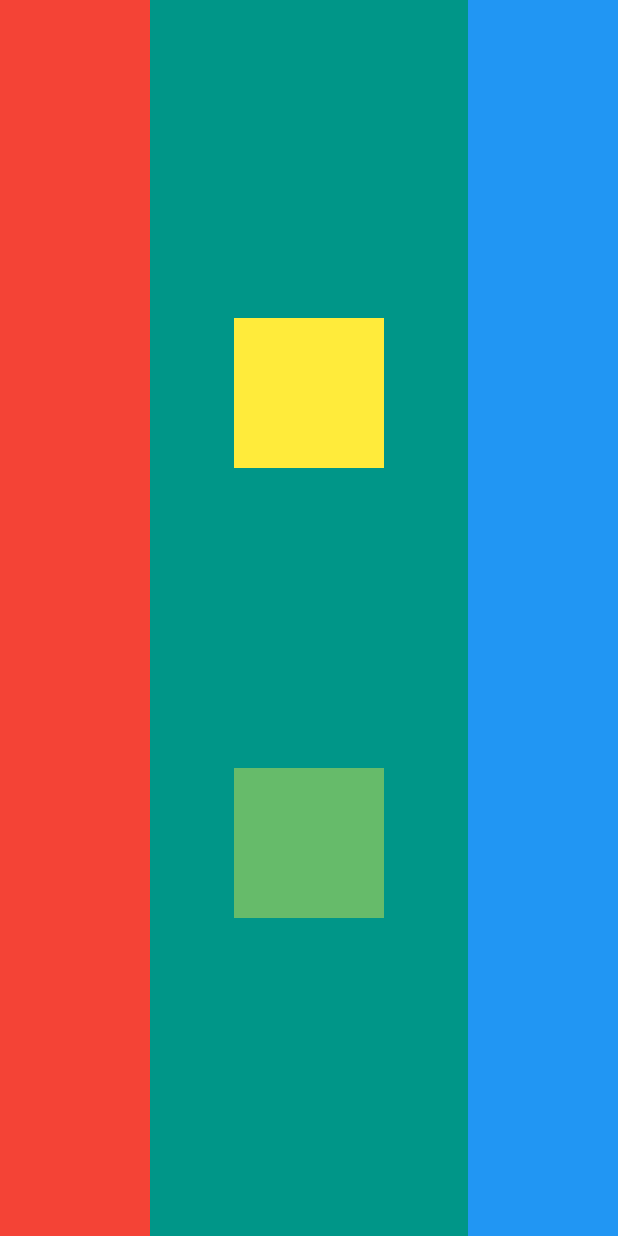
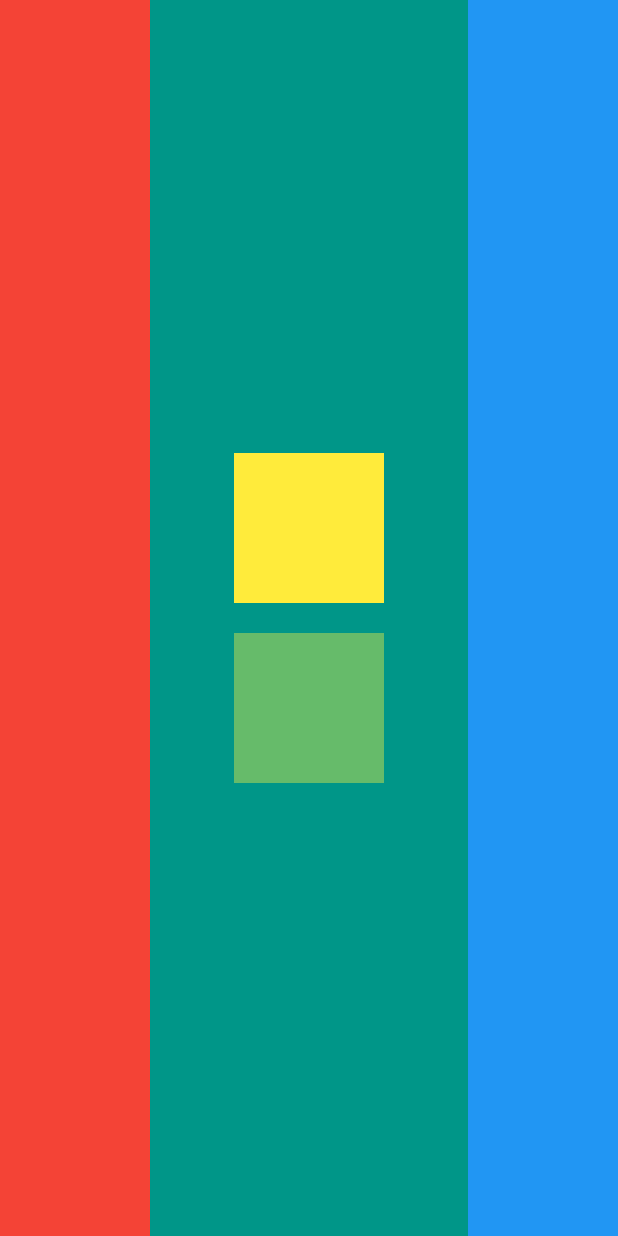
Before and after one commit to syedashiqbd/mi_card_flutter_office-pc, a Flutter app: the screen it shows after launch, on a phone screen of 412 x 824 dp. Run offline on Flutter 3.47's test engine with Material 2 defaults, Android fonts, the phone set to English and light mode, and no system bars.

Commit message:
final layout

```diff
--- a/lib/main.dart
+++ b/lib/main.dart
@@ -38,7 +38,7 @@ class MyApp extends StatelessWidget {
                   color: Colors.yellow,
                 ),
                 SizedBox(
-                  height: 200.0,
+                  height: 20.0,
                 ),
                   Container(
                   height: 100.0,
```
